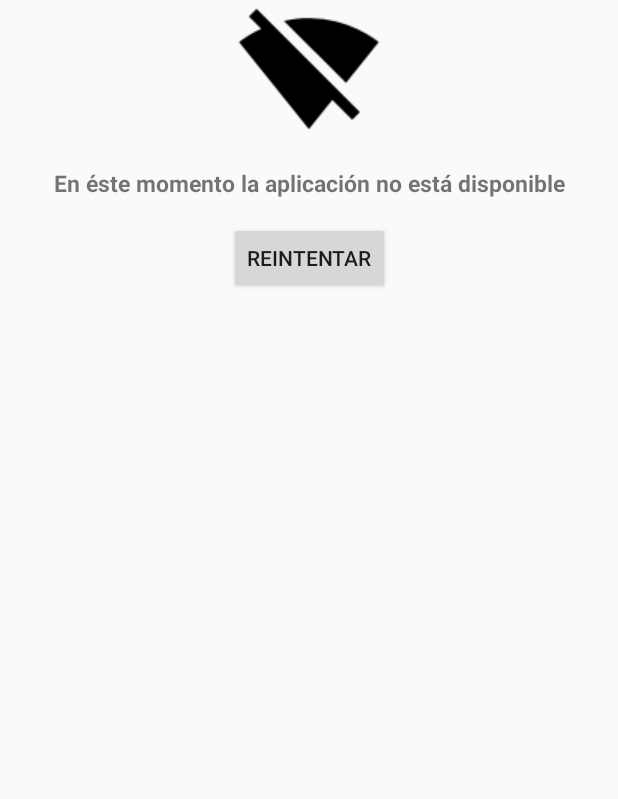
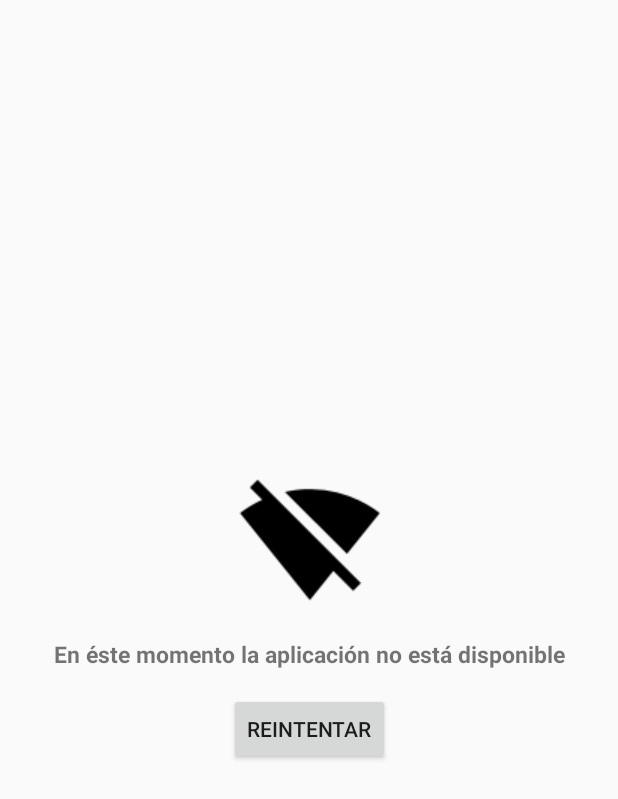
Before and after one commit to ArielVerdugo/mercadolibreChallenge, an Android app: the DetalleActivity screen opened directly, with no data from a screen before it, on a phone screen of 412 x 824 dp. Shown: the top 799 px of the screen. Run offline under Robolectric (Android 15) with nearby library versions, the phone set to English and light mode, and no system bars; our stand-ins replace RxJava; network calls fail; pictures from the network do not load.

Commit message:
refactor xml activity detalle

```diff
--- a/app/src/main/java/com/example/mercadolibrechallenge/modules/activity/DetalleActivity.java
+++ b/app/src/main/java/com/example/mercadolibrechallenge/modules/activity/DetalleActivity.java
@@ -92,6 +92,8 @@ public class DetalleActivity extends AppCompatActivity {
         backImage = myLayout.findViewById(R.id.returnView);
         BaseFunctions.backScreen(backImage,this);
 
+
+
     }
 
 
@@ -165,6 +167,7 @@ public class DetalleActivity extends AppCompatActivity {
             @Override
             public void onClick(View v) {
                 invokeDetalleService(idProducto);
+                layoutData.setVisibility(View.VISIBLE);
             }
         });
     }
--- a/app/src/main/res/layout/activity_detalle.xml
+++ b/app/src/main/res/layout/activity_detalle.xml
@@ -1,6 +1,7 @@
 <?xml version="1.0" encoding="utf-8"?>
 <androidx.constraintlayout.widget.ConstraintLayout xmlns:android="http://schemas.android.com/apk/res/android"
     xmlns:app="http://schemas.android.com/apk/res-auto"
+    xmlns:tools="http://schemas.android.com/tools"
     android:layout_width="match_parent"
     android:layout_height="match_parent">
 
@@ -14,6 +15,15 @@
             android:layout_width="match_parent"
             android:layout_height="match_parent">
 
+            <include
+                android:id="@+id/header_detalle"
+                layout="@layout/header_activity_detalle"
+                android:layout_width="0dp"
+                android:layout_height="90dp"
+                app:layout_constraintEnd_toEndOf="parent"
+                app:layout_constraintStart_toStartOf="parent"
+                app:layout_constraintTop_toTopOf="parent" />
+
             <androidx.constraintlayout.widget.ConstraintLayout
                 android:id="@+id/groupView"
                 android:layout_width="match_parent"
@@ -23,25 +33,15 @@
                 app:layout_constraintStart_toStartOf="@+id/layoutPadre"
                 app:layout_constraintTop_toTopOf="@+id/layoutPadre">
 
-                <include
-                    android:id="@+id/header_detalle"
-                    layout="@layout/header_activity_detalle"
+
+                <androidx.recyclerview.widget.RecyclerView
+                    android:id="@+id/rvPhotos"
                     android:layout_width="0dp"
-                    android:layout_height="90dp"
-                    app:layout_constraintBottom_toTopOf="@+id/rvPhotos"
+                    android:layout_height="wrap_content"
+                    android:layout_marginTop="89dp"
                     app:layout_constraintEnd_toEndOf="parent"
                     app:layout_constraintStart_toStartOf="parent"
                     app:layout_constraintTop_toTopOf="parent" />
-
-                <androidx.recyclerview.widget.RecyclerView
-                    android:id="@+id/rvPhotos"
-                    android:layout_width="match_parent"
-                    android:layout_height="200dp"
-                    android:layout_marginStart="8dp"
-                    android:layout_marginEnd="8dp"
-                    app:layout_constraintEnd_toEndOf="@+id/header_detalle"
-                    app:layout_constraintStart_toStartOf="@+id/header_detalle"
-                    app:layout_constraintTop_toBottomOf="@+id/header_detalle"  />
 
                 <TextView
                     android:id="@+id/titleProducto"
@@ -50,8 +50,10 @@
                     android:layout_marginTop="20dp"
                     android:layout_marginEnd="8dp"
                     android:layout_marginRight="8dp"
+                    android:layout_marginBottom="258dp"
+                    android:gravity="center"
+                    android:text="Titulo"
                     android:textSize="23dp"
-                    android:gravity="center"
                     app:layout_constraintEnd_toEndOf="@+id/rvPhotos"
                     app:layout_constraintHorizontal_bias="1.0"
                     app:layout_constraintStart_toStartOf="@+id/rvPhotos"
@@ -64,8 +66,9 @@
                     android:layout_marginTop="20dp"
                     android:layout_marginEnd="8dp"
                     android:layout_marginRight="8dp"
+                    android:gravity="center"
+                    android:text="ENVIO"
                     android:textSize="20dp"
-                    android:gravity="center"
                     app:layout_constraintEnd_toEndOf="@+id/titleProducto"
                     app:layout_constraintHorizontal_bias="1.0"
                     app:layout_constraintStart_toStartOf="@+id/titleProducto"
@@ -76,12 +79,12 @@
                     android:layout_width="match_parent"
                     android:layout_height="wrap_content"
                     android:gravity="center"
+                    android:text="@string/product_details"
                     android:textSize="15dp"
                     app:layout_constraintEnd_toEndOf="@+id/priceProducto"
                     app:layout_constraintHorizontal_bias="1.0"
                     app:layout_constraintStart_toStartOf="@+id/priceProducto"
-                    app:layout_constraintTop_toBottomOf="@+id/priceProducto"
-                    />
+                    app:layout_constraintTop_toBottomOf="@+id/priceProducto" />
 
                 <androidx.recyclerview.widget.RecyclerView
                     android:id="@+id/rvAttributes"
@@ -90,15 +93,41 @@
                     app:layout_behavior="@string/appbar_scrolling_view_behavior"
                     app:layout_constraintEnd_toEndOf="@+id/attributes"
                     app:layout_constraintStart_toStartOf="@+id/attributes"
-                    app:layout_constraintTop_toBottomOf="@+id/attributes"/>
+                    app:layout_constraintTop_toBottomOf="@+id/attributes" />
 
             </androidx.constraintlayout.widget.ConstraintLayout>
-
 
 
         </androidx.constraintlayout.widget.ConstraintLayout>
 
     </androidx.core.widget.NestedScrollView>
+
+    <include layout="@layout/error_sin_internet"
+        android:layout_width="wrap_content"
+        android:layout_height="wrap_content"
+        app:layout_constraintBottom_toBottomOf="parent"
+        app:layout_constraintEnd_toEndOf="parent"
+        app:layout_constraintStart_toStartOf="parent"
+        app:layout_constraintTop_toTopOf="parent"
+        android:visibility="gone"/>
+
+    <include layout="@layout/error_producto_no_encontrado"
+        android:layout_width="wrap_content"
+        android:layout_height="wrap_content"
+        android:visibility="gone"
+        app:layout_constraintBottom_toBottomOf="parent"
+        app:layout_constraintEnd_toEndOf="parent"
+        app:layout_constraintStart_toStartOf="parent"
+        app:layout_constraintTop_toTopOf="parent"/>
+
+    <include layout="@layout/error_servicio"
+        android:layout_width="wrap_content"
+        android:layout_height="wrap_content"
+        app:layout_constraintBottom_toBottomOf="parent"
+        app:layout_constraintEnd_toEndOf="parent"
+        app:layout_constraintStart_toStartOf="parent"
+        app:layout_constraintTop_toTopOf="parent"
+        android:visibility="gone"/>
 
     <ProgressBar
         android:id="@+id/carga_resultados"
@@ -111,9 +140,5 @@
         app:layout_constraintTop_toTopOf="parent"
         />
 
-    <include layout="@layout/error_sin_internet"
-        android:visibility="gone"/>
-    <include layout="@layout/error_servicio"
-        android:visibility="gone"/>
 
 </androidx.constraintlayout.widget.ConstraintLayout>
--- a/app/src/main/res/layout/header_activity_detalle.xml
+++ b/app/src/main/res/layout/header_activity_detalle.xml
@@ -25,7 +25,6 @@
         android:layout_height="wrap_content"
         android:layout_marginStart="24dp"
         android:layout_marginLeft="24dp"
-        android:text="Producto"
         android:textAlignment="center"
         android:textSize="20dp"
         app:layout_constraintBottom_toTopOf="@+id/location"
--- a/app/src/main/res/layout/photo_card.xml
+++ b/app/src/main/res/layout/photo_card.xml
@@ -11,7 +11,6 @@
         android:layout_height="wrap_content"
         card_view:contentPadding="10dp"
         app:cardElevation="15dp"
-        app:cardCornerRadius="8dp"
         android:layout_gravity="center"
         app:layout_constraintBottom_toBottomOf="parent"
         app:layout_constraintEnd_toEndOf="parent"
```
